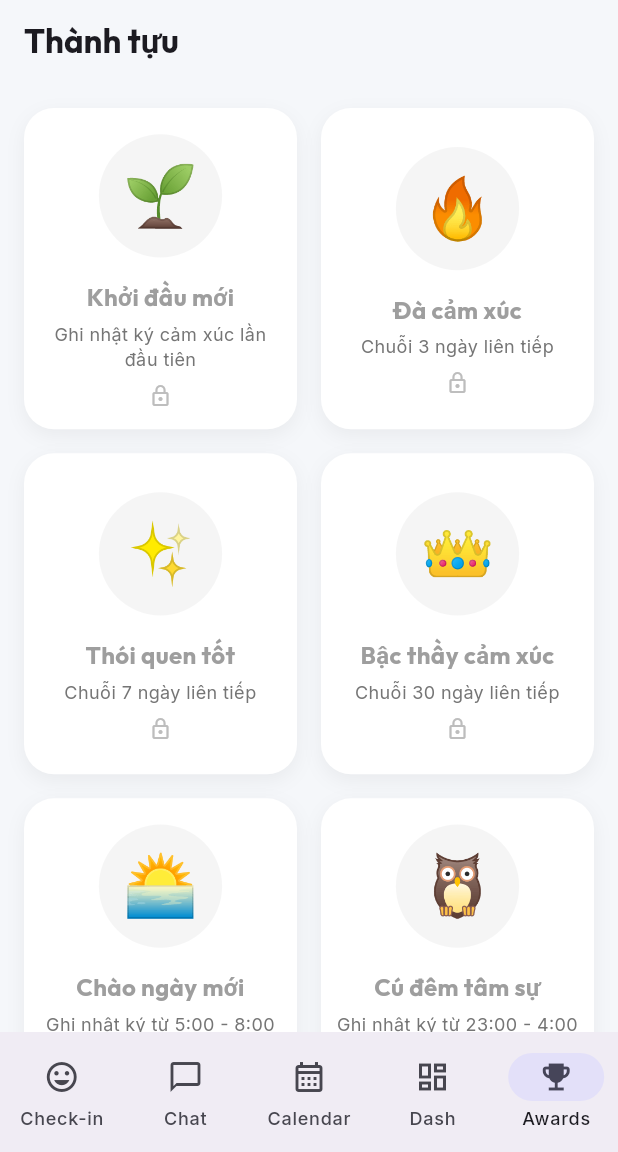
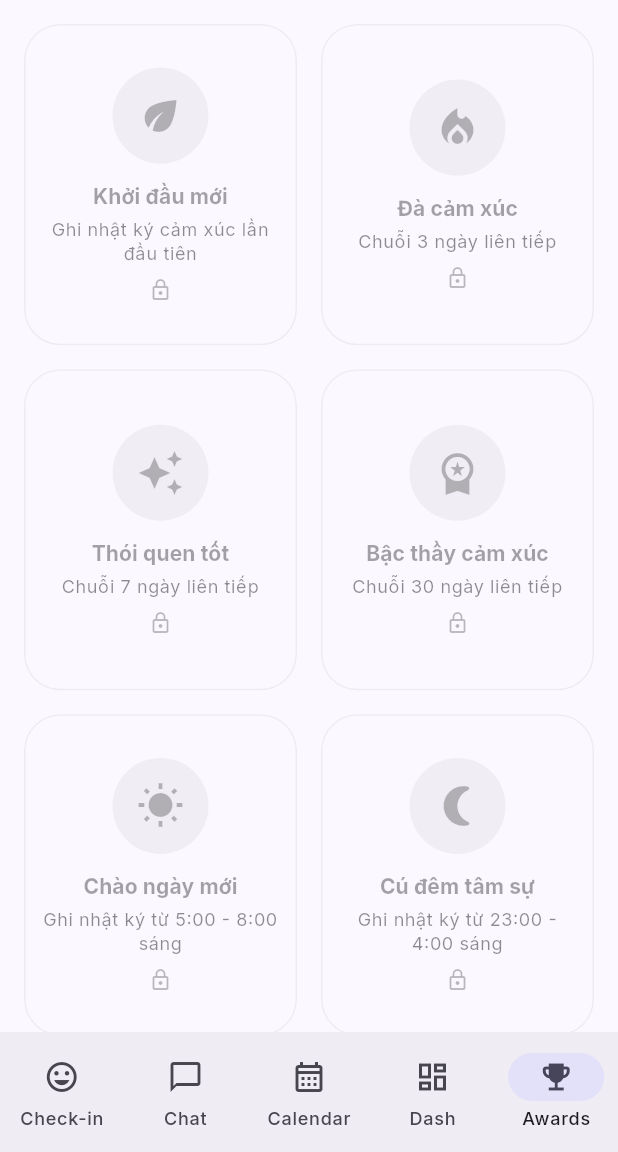
Before and after one commit to whiskeeyy/Auramind.app, a Flutter app: the screen it shows once a user with an empty profile is signed in, item 5 of the bottom bar chosen, on a phone screen of 412 x 824 dp, the part 84-1236 px from its top. Run offline on Flutter 3.47's test engine with Material 3 defaults, Android fonts, the phone set to English and light mode, and no system bars; our stand-ins replace fl_chart, flutter_dotenv, flutter_local_notifications, flutter_timezone, google_fonts, supabase_flutter and 1 more; accounts and stored records are empty; network calls fail.

Commit message:
refactor(achievements): fix dark theme compatibility and replace emoji icons with Material Icons
- Remove inner AppBar and hardcoded backgroundColor (Color(0xFFF5F7FA))
- Replace all hardcoded light-only colors with Theme.of(context).colorScheme equivalents
- Replace badge emojis with Material Icons to prevent Noto font MissingPlugin errors
- Apply Glassmorphism (BackdropFilter blur) and Claymorphism (soft shadows, 24px radius) per styling_guidelines.md
- Also fix widget_test.dart: initialize Supabase with MockLocalStorage to avoid MissingPluginException in test environment
- Update test expectations to match current LoginScreen content

```diff
--- a/mobile/auramind_app/lib/screens/achievements_screen.dart
+++ b/mobile/auramind_app/lib/screens/achievements_screen.dart
@@ -1,6 +1,6 @@
 import 'package:flutter/material.dart';
+import 'dart:ui';
 import 'package:supabase_flutter/supabase_flutter.dart';
-import 'package:google_fonts/google_fonts.dart';
 
 class AchievementsScreen extends StatefulWidget {
   const AchievementsScreen({super.key});
@@ -21,56 +21,56 @@ class _AchievementsScreenState extends State<AchievementsScreen> {
       'code': 'FIRST_STEP',
       'name': 'Khởi đầu mới',
       'desc': 'Ghi nhật ký cảm xúc lần đầu tiên',
-      'icon': '🌱',
+      'icon': Icons.eco,
       'color': Colors.green,
     },
     {
       'code': 'STREAK_3',
       'name': 'Đà cảm xúc',
       'desc': 'Chuỗi 3 ngày liên tiếp',
-      'icon': '🔥',
+      'icon': Icons.local_fire_department,
       'color': Colors.orange,
     },
     {
       'code': 'STREAK_7',
       'name': 'Thói quen tốt',
       'desc': 'Chuỗi 7 ngày liên tiếp',
-      'icon': '✨',
+      'icon': Icons.auto_awesome,
       'color': Colors.purple,
     },
     {
       'code': 'STREAK_30',
       'name': 'Bậc thầy cảm xúc',
       'desc': 'Chuỗi 30 ngày liên tiếp',
-      'icon': '👑',
+      'icon': Icons.workspace_premium,
       'color': Colors.amber,
     },
     {
       'code': 'EARLY_BIRD',
       'name': 'Chào ngày mới',
       'desc': 'Ghi nhật ký từ 5:00 - 8:00 sáng',
-      'icon': '🌅',
+      'icon': Icons.wb_sunny,
       'color': Colors.blue,
     },
     {
       'code': 'NIGHT_OWL',
       'name': 'Cú đêm tâm sự',
       'desc': 'Ghi nhật ký từ 23:00 - 4:00 sáng',
-      'icon': '🦉',
+      'icon': Icons.nightlight_round,
       'color': Colors.indigo,
     },
     {
       'code': 'BALANCE_MASTER',
       'name': 'Cân bằng hoàn hảo',
       'desc': 'Tâm trạng tốt + Ngủ đủ giấc',
-      'icon': '⚖️',
+      'icon': Icons.balance,
       'color': Colors.teal,
     },
     {
       'code': 'ACTIVE_SOUL',
       'name': 'Tâm hồn năng động',
       'desc': 'Đi bộ hơn 5000 bước',
-      'icon': '👟',
+      'icon': Icons.directions_run,
       'color': Colors.redAccent,
     },
   ];
@@ -98,7 +98,6 @@ class _AchievementsScreenState extends State<AchievementsScreen> {
         final code = record['badge_code'] as String;
         earned.add(code);
 
-        // Format date simply
         final date = DateTime.parse(record['earned_at']).toLocal();
         earnedDates[code] = '${date.day}/${date.month}/${date.year}';
       }
@@ -118,17 +117,9 @@ class _AchievementsScreenState extends State<AchievementsScreen> {
 
   @override
   Widget build(BuildContext context) {
-    return Scaffold(
-      backgroundColor: const Color(0xFFF5F7FA),
-      appBar: AppBar(
-        title: Text(
-          'Thành tựu',
-          style: GoogleFonts.outfit(fontWeight: FontWeight.bold),
-        ),
-        backgroundColor: Colors.transparent,
-        elevation: 0,
-      ),
-      body: _isLoading
+    final theme = Theme.of(context);
+
+    return _isLoading
         ? const Center(child: CircularProgressIndicator())
         : GridView.builder(
             padding: const EdgeInsets.all(16),
@@ -142,66 +133,87 @@ class _AchievementsScreenState extends State<AchievementsScreen> {
             itemBuilder: (context, index) {
               final badge = _badges[index];
               final isEarned = _earnedBadges.contains(badge['code']);
-
-                return _buildBadgeCard(badge, isEarned);
+              return _buildBadgeCard(theme, badge, isEarned);
             },
-            ),
           );
   }
 
-  Widget _buildBadgeCard(Map<String, dynamic> badge, bool isEarned) {
-    return Container(
+  Widget _buildBadgeCard(ThemeData theme, Map<String, dynamic> badge, bool isEarned) {
+    final badgeColor = badge['color'] as Color;
+    final isDark = theme.brightness == Brightness.dark;
+
+    return ClipRRect(
+      borderRadius: BorderRadius.circular(24),
+      child: BackdropFilter(
+        filter: ImageFilter.blur(sigmaX: 10, sigmaY: 10),
+        child: Container(
           decoration: BoxDecoration(
-        color: Colors.white,
-        borderRadius: BorderRadius.circular(20),
+            color: isDark
+                ? theme.colorScheme.surfaceContainerHighest.withOpacity(0.7)
+                : theme.colorScheme.surface,
+            borderRadius: BorderRadius.circular(24),
+            border: Border.all(
+              color: isEarned
+                  ? badgeColor.withOpacity(0.4)
+                  : theme.colorScheme.outline.withOpacity(0.1),
+            ),
             boxShadow: [
               BoxShadow(
-            color: Colors.black.withOpacity(0.05),
-            blurRadius: 10,
+                color: isEarned
+                    ? badgeColor.withOpacity(0.15)
+                    : Colors.black.withOpacity(0.05),
+                blurRadius: 12,
                 offset: const Offset(0, 4),
+              ),
+              // Inner glow for Claymorphism effect
+              if (isEarned)
+                BoxShadow(
+                  color: badgeColor.withOpacity(0.08),
+                  blurRadius: 20,
+                  spreadRadius: -2,
                 ),
             ],
           ),
           child: Column(
             mainAxisAlignment: MainAxisAlignment.center,
             children: [
+              // Badge icon with circular background
               Container(
                 padding: const EdgeInsets.all(16),
                 decoration: BoxDecoration(
                   color: isEarned
-                  ? (badge['color'] as Color).withValues(alpha: 0.1)
-                  : Colors.grey.withValues(alpha: 0.1),
+                      ? badgeColor.withOpacity(0.15)
+                      : theme.colorScheme.onSurface.withOpacity(0.05),
                   shape: BoxShape.circle,
                 ),
-            child: Text(
-              badge['icon'],
-              style: TextStyle(
-                fontSize: 40,
+                child: Icon(
+                  badge['icon'] as IconData,
+                  size: 32,
                   color: isEarned
-                    ? null
-                    : Colors
-                        .grey, // Grayscale effect via color filter logic ideally, but text color works for emojis mostly
-              ),
+                      ? badgeColor
+                      : theme.colorScheme.onSurface.withOpacity(0.3),
                 ),
               ),
               const SizedBox(height: 12),
+              // Badge name
               Text(
                 badge['name'],
-            style: GoogleFonts.outfit(
+                style: theme.textTheme.titleSmall?.copyWith(
                   fontWeight: FontWeight.bold,
-              fontSize: 16,
-              color: isEarned ? Colors.black87 : Colors.grey,
+                  color: isEarned
+                      ? theme.colorScheme.onSurface
+                      : theme.colorScheme.onSurface.withOpacity(0.4),
                 ),
                 textAlign: TextAlign.center,
               ),
               const SizedBox(height: 4),
+              // Badge description
               Padding(
                 padding: const EdgeInsets.symmetric(horizontal: 8),
                 child: Text(
                   badge['desc'],
-              style: GoogleFonts.inter(
-                fontSize: 12,
-                color: Colors.grey[600],
+                  style: theme.textTheme.bodySmall?.copyWith(
+                    color: theme.colorScheme.onSurface.withOpacity(0.5),
                   ),
                   textAlign: TextAlign.center,
                   maxLines: 2,
@@ -209,25 +221,31 @@ class _AchievementsScreenState extends State<AchievementsScreen> {
                 ),
               ),
               const SizedBox(height: 8),
+              // Earned date or lock icon
               if (isEarned)
                 Container(
                   padding: const EdgeInsets.symmetric(horizontal: 8, vertical: 2),
                   decoration: BoxDecoration(
-                color: (badge['color'] as Color).withValues(alpha: 0.1),
+                    color: badgeColor.withOpacity(0.1),
                     borderRadius: BorderRadius.circular(10),
                   ),
                   child: Text(
                     _earnedAt[badge['code']] ?? '',
-                style: GoogleFonts.inter(
-                  fontSize: 10,
+                    style: theme.textTheme.labelSmall?.copyWith(
                       fontWeight: FontWeight.w600,
-                  color: badge['color'],
+                      color: badgeColor,
                     ),
                   ),
                 )
               else
-            Icon(Icons.lock_outline, size: 16, color: Colors.grey[400]),
+                Icon(
+                  Icons.lock_outline,
+                  size: 16,
+                  color: theme.colorScheme.onSurface.withOpacity(0.3),
+                ),
             ],
+          ),
+        ),
       ),
     );
   }
```
Also changed, not shown: 1 other file. Lines whose indentation alone changed are shown as unchanged.
